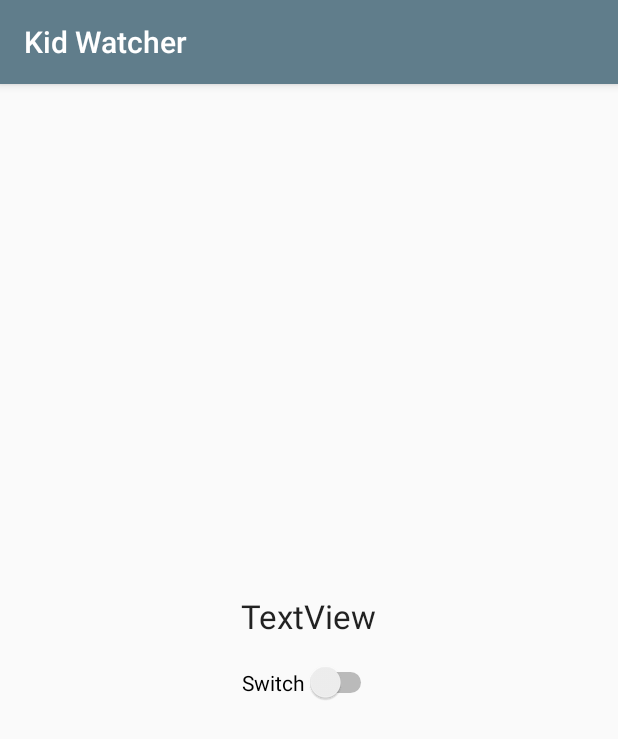
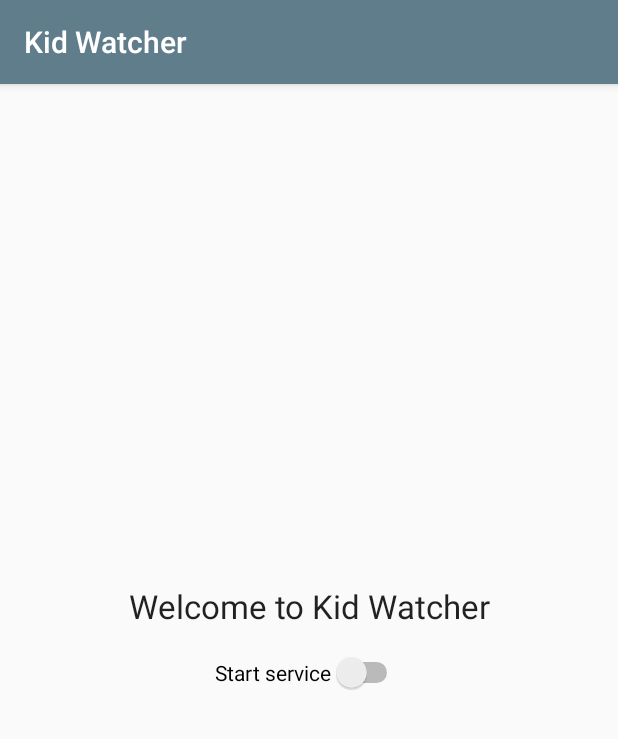
Before and after one commit to NicklasJ25/KidWatcher, an Android app: the screen it shows after launch (MainActivity), on a phone screen of 412 x 824 dp. Shown: the top 739 px of the screen. Run offline under Robolectric (Android 15) with nearby library versions, the phone set to English and light mode, and no system bars.

Commit message:
Tilføjelse af service Små ændringer til forside

```diff
--- a/KidWatcher/app/src/main/java/com/example/nist/kidwatcher/MainActivity.java
+++ b/KidWatcher/app/src/main/java/com/example/nist/kidwatcher/MainActivity.java
@@ -1,15 +1,35 @@
 package com.example.nist.kidwatcher;
 
+import android.content.Intent;
+import android.os.Bundle;
 import android.support.v7.app.AppCompatActivity;
-import android.os.Bundle;
+import android.widget.CompoundButton;
+import android.widget.Switch;
 
-public class MainActivity extends AppCompatActivity
+public class MainActivity extends AppCompatActivity implements CompoundButton.OnCheckedChangeListener
 {
-
     @Override
     protected void onCreate(Bundle savedInstanceState)
     {
         super.onCreate(savedInstanceState);
         setContentView(R.layout.activity_main);
+
+        Switch startServiceSwitch = (Switch) findViewById(R.id.startServiceSwitch);
+        startServiceSwitch.setOnCheckedChangeListener(this);
+    }
+
+    @Override
+    public void onCheckedChanged(CompoundButton buttonView, boolean isChecked)
+    {
+        if (isChecked)
+        {
+            Intent intent = new Intent(this, MyService.class);
+            startService(intent);
+        }
+        else
+        {
+            Intent intent = new Intent(this, MyService.class);
+            stopService(intent);
+        }
     }
 }
--- a/KidWatcher/app/src/main/res/layout/activity_main.xml
+++ b/KidWatcher/app/src/main/res/layout/activity_main.xml
@@ -8,34 +8,31 @@
     tools:context="com.example.nist.kidwatcher.MainActivity">
 
     <Switch
-        android:id="@+id/switch1"
+        android:id="@+id/startServiceSwitch"
         android:layout_width="wrap_content"
         android:layout_height="wrap_content"
         android:layout_marginLeft="8dp"
         android:layout_marginRight="8dp"
-        android:text="Switch"
+        android:layout_marginTop="16dp"
+        android:text="@string/startServiceSwitch"
         app:layout_constraintLeft_toLeftOf="parent"
         app:layout_constraintRight_toRightOf="parent"
-        tools:text="@string/startServiceSwitch"
-        app:layout_constraintHorizontal_bias="0.501"
-        android:layout_marginTop="16dp"
-        app:layout_constraintTop_toBottomOf="@+id/textView2"/>
+        app:layout_constraintTop_toBottomOf="@+id/headerTextView"
+        />
 
     <TextView
-        android:id="@+id/textView2"
+        android:id="@+id/headerTextView"
         android:layout_width="wrap_content"
         android:layout_height="wrap_content"
         android:layout_marginBottom="8dp"
         android:layout_marginLeft="8dp"
+        android:layout_marginRight="8dp"
         android:layout_marginTop="8dp"
-        android:text="TextView"
-        android:textAppearance="@android:style/TextAppearance.Material.Large"
+        android:text="@string/headerTextView"
+        android:textAppearance="@android:style/TextAppearance.Large"
         app:layout_constraintBottom_toBottomOf="parent"
         app:layout_constraintLeft_toLeftOf="parent"
+        app:layout_constraintRight_toRightOf="parent"
         app:layout_constraintTop_toTopOf="parent"
-        tools:text="@string/headerTextView"
-        app:layout_constraintVertical_bias="0.459"
-        android:layout_marginRight="8dp"
-        app:layout_constraintRight_toRightOf="parent"/>
-
+        app:layout_constraintVertical_bias="0.45"/>
 </android.support.constraint.ConstraintLayout>
```
Also changed, not shown: KidWatcher/app/src/main/AndroidManifest.xml (+8 -0 lines), KidWatcher/app/src/main/java/com/example/nist/kidwatcher/MyService.java (added, +34 -0 lines).
